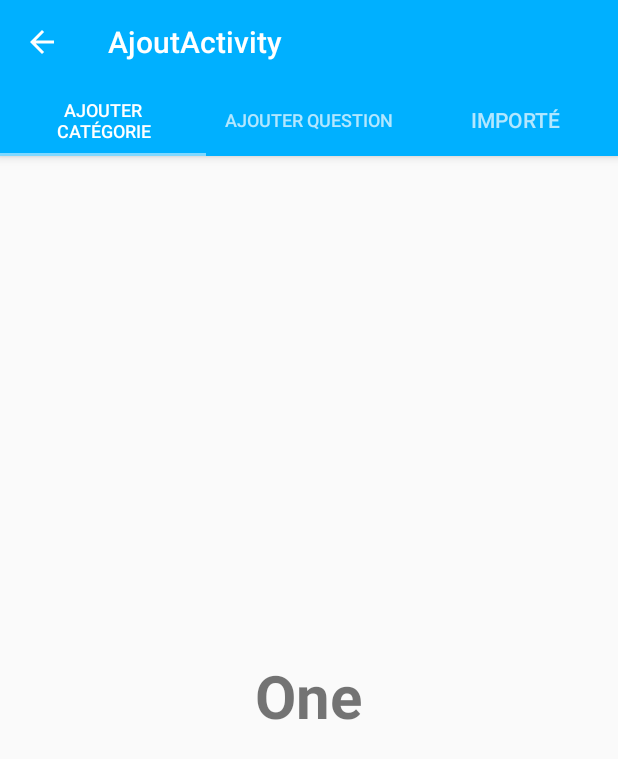
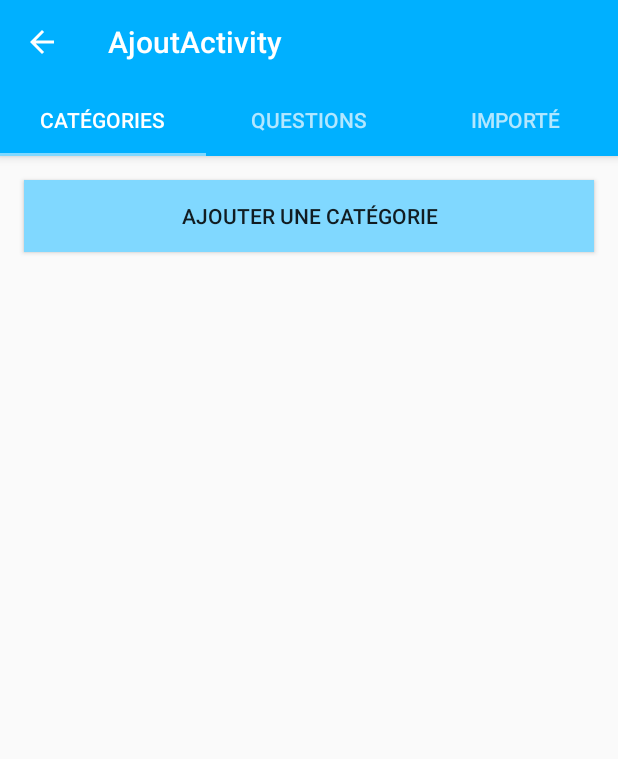
Before and after one commit to MambaXIE/projet_quizz_samp, an Android app: the AjoutActivity screen opened directly, with no data from a screen before it, on a phone screen of 412 x 824 dp. Shown: the top 759 px of the screen. Run offline under Robolectric (Android 15) with nearby library versions, the phone set to English and light mode, and no system bars; 4 statements that could not run were skipped.

Commit message:
quelques modifications

```diff
--- a/app/src/main/AndroidManifest.xml
+++ b/app/src/main/AndroidManifest.xml
@@ -26,7 +26,8 @@
         <activity
             android:name=".AjoutActivity"
             android:label="@string/title_activity_ajout"
-            android:theme="@style/AppTheme" >
+            android:theme="@style/AppTheme"
+            android:parentActivityName=".MainActivity">
         </activity>
     </application>
 
--- a/app/src/main/java/ufr/m1/quizz/AjoutActivity.java
+++ b/app/src/main/java/ufr/m1/quizz/AjoutActivity.java
@@ -1,3 +1,4 @@
+
 /*
  *
  *  * Copyright (c) 2015. Petetin Cédric.
@@ -20,12 +21,14 @@ import android.support.v7.widget.Toolbar;
 import java.util.ArrayList;
 import java.util.List;
 
-import ufr.m1.quizz.Test.OneFragment;
+import ufr.m1.quizz.GestionFragment.SujetFragment;
+import ufr.m1.quizz.SQLite.Database;
 
 public class AjoutActivity extends AppCompatActivity {
 
     private TabLayout tabLayout;
     private ViewPager viewPager;
+    private Database myDb;
 
 
     @Override
@@ -48,9 +51,9 @@ public class AjoutActivity extends AppCompatActivity {
 
     private void setupViewPager(ViewPager viewPager) {
         ViewPagerAdapter adapter = new ViewPagerAdapter(getSupportFragmentManager());
-        adapter.addFragment(new OneFragment(), "Ajouter Catégorie");
-        adapter.addFragment(new OneFragment(), "Ajouter question");
-        adapter.addFragment(new OneFragment(), "importé");
+        adapter.addFragment(new SujetFragment(), "Catégories");
+        adapter.addFragment(new SujetFragment(), "Questions");
+        adapter.addFragment(new SujetFragment(), "importé");
         viewPager.setAdapter(adapter);
     }
 
--- /dev/null
+++ b/app/src/main/java/ufr/m1/quizz/GestionFragment/SujetFragment.java
@@ -0,0 +1,64 @@
+/*
+ *
+ *  * Copyright (c) 2015. Petetin Cédric.
+ *  * Master 1 - SAMP
+ *  * Quizz/Questionnaires avec Android
+ *
+ */
+
+package ufr.m1.quizz.GestionFragment;
+
+import android.os.Bundle;
+import android.support.v4.app.Fragment;
+import android.view.LayoutInflater;
+import android.view.View;
+import android.view.ViewGroup;
+import android.widget.Button;
+import android.widget.ListView;
+
+import java.util.ArrayList;
+
+import ufr.m1.quizz.Adapter.ListeSujetAdapter;
+import ufr.m1.quizz.R;
+import ufr.m1.quizz.SQLite.Database;
+import ufr.m1.quizz.Stockage.SujetItem;
+
+
+public class SujetFragment extends Fragment {
+
+    private Button ajoutSujet;
+    private ListView listeSujet;
+    private Database myDb;
+
+    private ArrayList<SujetItem> arraySujets;
+    private ListeSujetAdapter adapter;
+
+    public SujetFragment() {
+        // Required empty public constructor
+    }
+
+    @Override
+    public void onCreate(Bundle savedInstanceState) {
+        super.onCreate(savedInstanceState);
+
+    }
+
+    @Override
+    public View onCreateView(LayoutInflater inflater, ViewGroup container,
+                             Bundle savedInstanceState) {
+        View view = inflater.inflate(R.layout.fragment_sujet, container, false);
+
+        myDb = new Database(getContext());
+
+        arraySujets = new ArrayList<>();
+        myDb.getListeSujets(arraySujets);
+
+        ajoutSujet = (Button) view.findViewById(R.id.btn_ajout_sujet);
+        listeSujet = (ListView) view.findViewById(R.id.lv_liste_sujet);
+
+        adapter = new ListeSujetAdapter(arraySujets,getContext());
+        listeSujet.setAdapter(adapter);
+
+        return view;
+    }
+}
--- a/app/src/main/java/ufr/m1/quizz/Test/OneFragment.java
+++ /dev/null
@@ -1,37 +0,0 @@
-/*
- *
- *  * Copyright (c) 2015. Petetin Cédric.
- *  * Master 1 - SAMP
- *  * Quizz/Questionnaires avec Android
- *
- */
-
-package ufr.m1.quizz.Test;
-
-import android.os.Bundle;
-import android.support.v4.app.Fragment;
-import android.view.LayoutInflater;
-import android.view.View;
-import android.view.ViewGroup;
-
-import ufr.m1.quizz.R;
-
-
-public class OneFragment extends Fragment {
-
-    public OneFragment() {
-        // Required empty public constructor
-    }
-
-    @Override
-    public void onCreate(Bundle savedInstanceState) {
-        super.onCreate(savedInstanceState);
-    }
-
-    @Override
-    public View onCreateView(LayoutInflater inflater, ViewGroup container,
-                             Bundle savedInstanceState) {
-        // Inflate the layout for this fragment
-        return inflater.inflate(R.layout.fragment_one, container, false);
-    }
-}
--- a/app/src/main/res/layout/fragment_one.xml
+++ b/app/src/main/res/layout/fragment_sujet.xml
@@ -12,12 +12,19 @@
     android:layout_height="match_parent"
     tools:context="info.androidhive.materialtabs.fragments.OneFragment">
 
-    <TextView
+    <Button
+        android:layout_width="match_parent"
+        android:layout_height="wrap_content"
+        android:background="@color/colorAccent"
+        android:text="@string/btn_ajout_sujet"
+        android:layout_margin="@dimen/fab_margin"
+        android:id="@+id/btn_ajout_sujet"/>
+
+    <ListView
         android:layout_width="wrap_content"
         android:layout_height="wrap_content"
-        android:text="One"
-        android:textSize="40dp"
-        android:textStyle="bold"
-        android:layout_centerInParent="true"/>
+        android:layout_below="@+id/btn_ajout_sujet"
+        android:layout_margin="@dimen/fab_margin"
+        android:id="@+id/lv_liste_sujet"/>
 
 </RelativeLayout>
--- a/app/src/main/res/values/strings.xml
+++ b/app/src/main/res/values/strings.xml
@@ -10,6 +10,5 @@
     <string name="title_activity_gestion">GestionActivity</string>
     <string name="title_activity_ajout">AjoutActivity</string>
 
-<!-- TODO: Remove or change this placeholder text -->
-    <string name="hello_blank_fragment">Hello blank fragment</string>
+    <string name="btn_ajout_sujet">Ajouter une catégorie</string>
 </resources>
```
